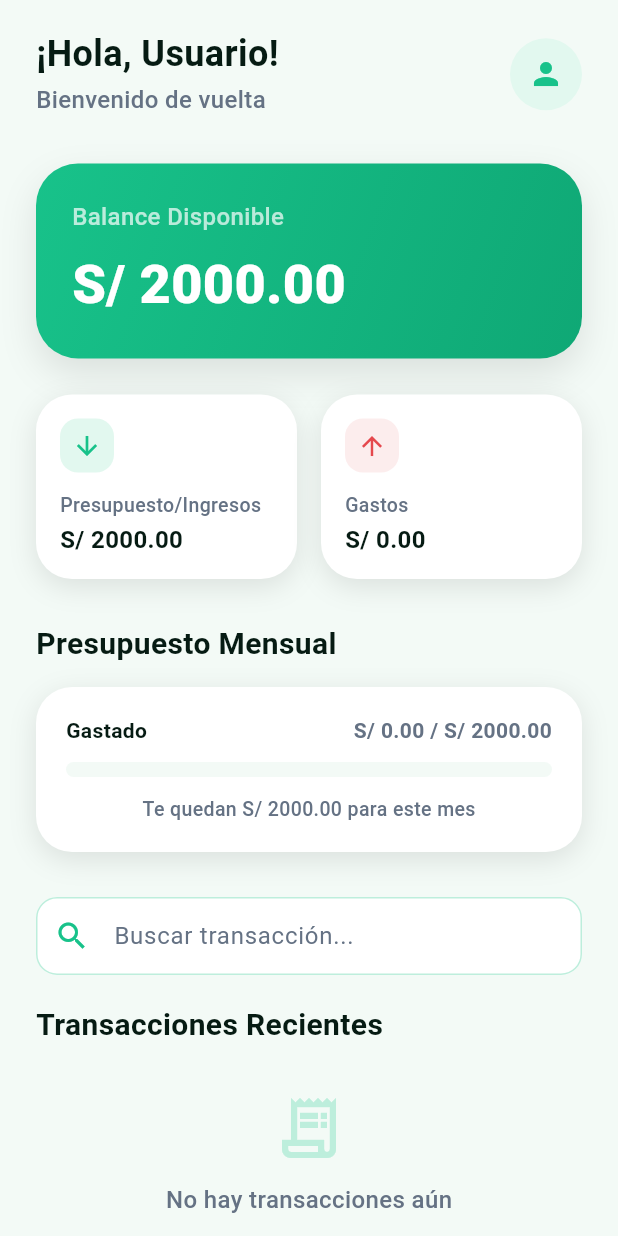
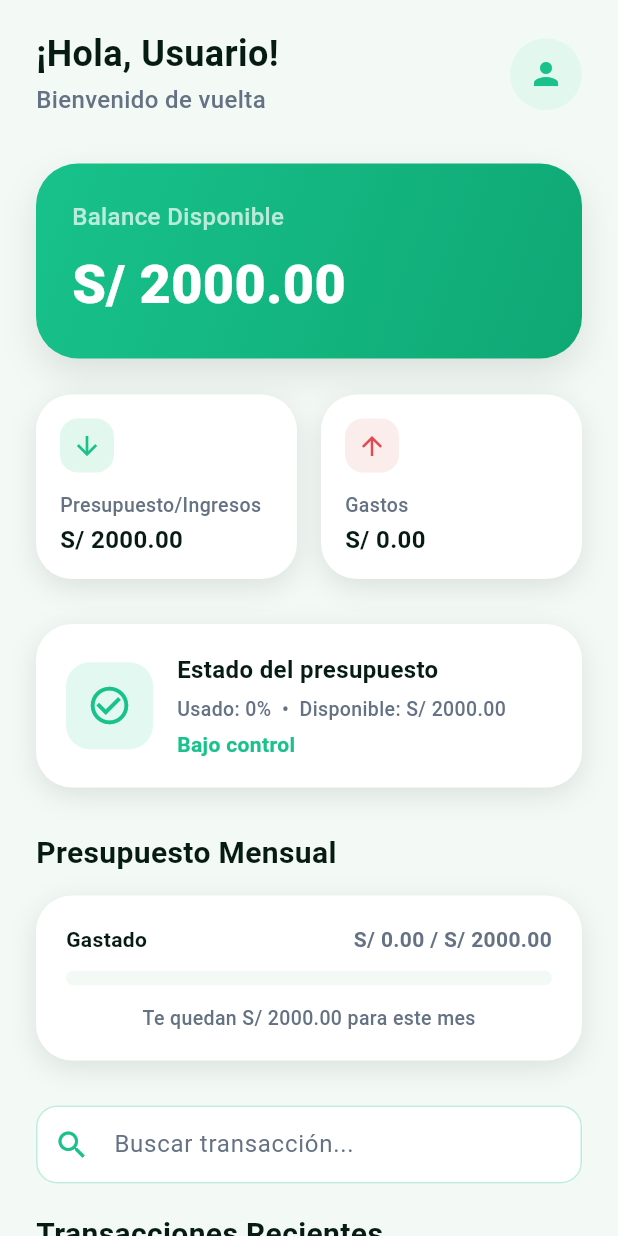
Before and after one commit to RobertoC1006/Herramientas_Desarrollo_Smartbudget, a Flutter app: the DashboardPage screen opened directly, on a phone screen of 412 x 824 dp. Run offline on Flutter 3.47's test engine with Material 3 defaults, Android fonts, the light colour scheme and no system bars; our stand-ins replace dio, fl_chart, flutter_riverpod, flutter_secure_storage, go_router; accounts and stored records are empty; network calls fail.

Commit message:
feat: agregar estado del presupuesto en dashboard

```diff
--- a/lib/features/dashboard/dashboard_page.dart
+++ b/lib/features/dashboard/dashboard_page.dart
@@ -56,6 +56,8 @@ return tx.title.toLowerCase().contains(text) ||
                   _buildBalanceCard(balance),
                   const SizedBox(height: 24),
                   _buildIncomeExpenseRow(budget + totalIncome, totalExpenses),
+                  const SizedBox(height: 30),
+                  _buildBudgetStatusCard(budget, totalExpenses),
                   const SizedBox(height: 30),
                   const Text(
                     'Presupuesto Mensual',
@@ -218,10 +220,89 @@ _buildRecentTransactions(filteredTransactions),
       ],
     );
   }
+Widget _buildBudgetStatusCard(double budget, double totalExpenses) {
+  final percentage = budget > 0 ? (totalExpenses / budget).clamp(0.0, 1.0) : 0.0;
+  final available = (budget - totalExpenses).clamp(0.0, double.infinity);
+  final percentageText = (percentage * 100).toStringAsFixed(0);
 
-  Widget _buildBudgetProgress(double budget, double totalExpenses) {
-    final progress =
-        budget > 0 ? (totalExpenses / budget).clamp(0.0, 1.0) : 0.0;
+  String statusText = 'Bajo control';
+  IconData statusIcon = Icons.check_circle_outline;
+  Color statusColor = AppColors.primary;
+
+  if (percentage >= 0.9) {
+    statusText = 'Presupuesto casi agotado';
+    statusIcon = Icons.error_outline;
+    statusColor = AppColors.danger;
+  } else if (percentage >= 0.7) {
+    statusText = 'Cuidado con tus gastos';
+    statusIcon = Icons.warning_amber_rounded;
+    statusColor = AppColors.warning;
+  }
+
+  return Container(
+    width: double.infinity,
+    padding: const EdgeInsets.all(20),
+    decoration: BoxDecoration(
+      color: AppColors.surface,
+      borderRadius: BorderRadius.circular(24),
+      boxShadow: const [
+        BoxShadow(
+          color: AppColors.shadow,
+          blurRadius: 15,
+          offset: Offset(0, 5),
+        ),
+      ],
+    ),
+    child: Row(
+      children: [
+        Container(
+          padding: const EdgeInsets.all(14),
+          decoration: BoxDecoration(
+            color: statusColor.withValues(alpha: 0.12),
+            borderRadius: BorderRadius.circular(16),
+          ),
+          child: Icon(
+            statusIcon,
+            color: statusColor,
+            size: 30,
+          ),
+        ),
+        const SizedBox(width: 16),
+        Expanded(
+          child: Column(
+            crossAxisAlignment: CrossAxisAlignment.start,
+            children: [
+              Text(
+                'Estado del presupuesto',
+                style: AppTextStyles.label.copyWith(
+                  fontSize: 16,
+                ),
+              ),
+              const SizedBox(height: 6),
+              Text(
+                'Usado: $percentageText%  •  Disponible: S/ ${available.toStringAsFixed(2)}',
+                style: AppTextStyles.small.copyWith(
+                  color: AppColors.textSecondary,
+                ),
+              ),
+              const SizedBox(height: 6),
+              Text(
+                statusText,
+                style: AppTextStyles.label.copyWith(
+                  color: statusColor,
+                ),
+              ),
+            ],
+          ),
+        ),
+      ],
+    ),
+  );
+}
+
+Widget _buildBudgetProgress(double budget, double totalExpenses) {
+  final progress =
+      budget > 0 ? (totalExpenses / budget).clamp(0.0, 1.0) : 0.0;
 
     final remaining = (budget - totalExpenses).clamp(0.0, double.infinity);
 
```
